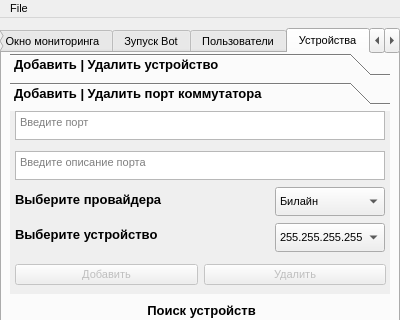
Above: PlaneBot6.ui from Ivond/Application before the change; both pictures show x 0 to 400 and y 0 to 320 of the 400 by 690 pixel window. Below: the same form after it.
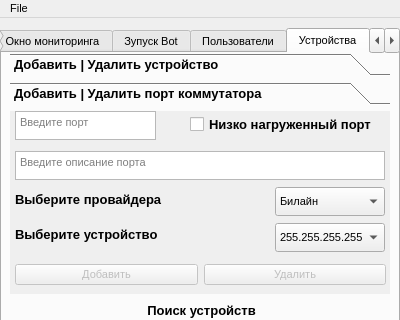
That is the form after the change. The open tabs and pages were chosen to show the change.

Commit message: добавлен новый функционал в приложение

The edit to the form file:
```diff
--- a/PlaneBot6.ui
+++ b/PlaneBot6.ui
@@ -2509,7 +2509,7 @@
          <rect>
           <x>5</x>
           <y>0</y>
-          <width>370</width>
+          <width>141</width>
           <height>29</height>
          </rect>
         </property>
@@ -2708,6 +2708,19 @@
          <string>Выберите устройство</string>
         </property>
        </widget>
+       <widget class="QCheckBox" name="checkBox">
+        <property name="geometry">
+         <rect>
+          <x>180</x>
+          <y>3</y>
+          <width>191</width>
+          <height>21</height>
+         </rect>
+        </property>
+        <property name="text">
+         <string>Низко нагруженный порт</string>
+        </property>
+       </widget>
       </widget>
      </widget>
      <widget class="QWidget" name="verticalLayoutWidget">
```
Left out of the diff: 12 changed lines with no effect on the pictures.
